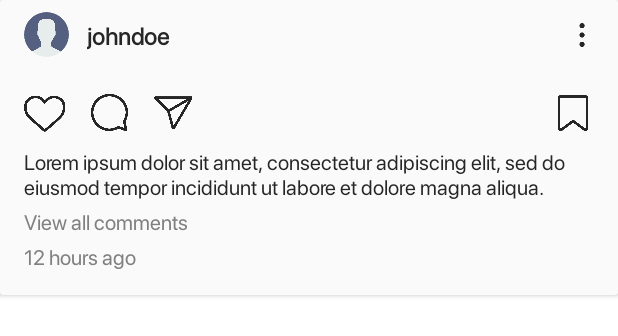
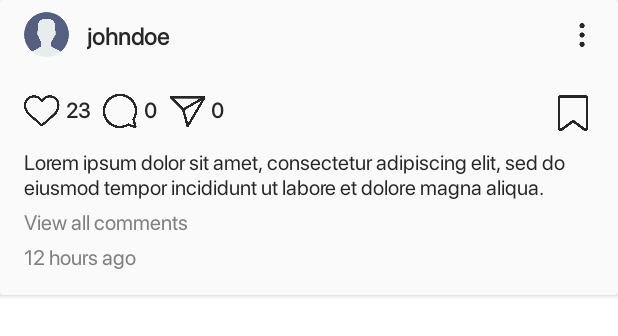
Before and after one commit to subhajit-rajak/instagram-clone, an Android app: the layout post_item_home.xml on its own in the app's theme, with its tools: preview values and no code run, on a phone screen of 412 x 824 dp. Shown: the top 336 px of the screen. Run offline under Robolectric (Android 15) with nearby library versions, the phone set to English and light mode, and no system bars; Roboto replaces fonts that are not available here.

Commit message:
Completed likes functionality and added comments object in firestore for further implementation

```diff
--- a/app/build.gradle.kts
+++ b/app/build.gradle.kts
@@ -48,8 +48,10 @@ dependencies {
     implementation(libs.androidx.activity)
     implementation(libs.androidx.constraintlayout)
     implementation(libs.firebase.auth)
+    implementation(libs.firebase.storage)
+    implementation(libs.firebase.database)
     implementation(libs.firebase.firestore)
-    implementation(libs.firebase.storage)
+    implementation(platform(libs.google.firebase.bom))
     implementation(libs.androidx.lifecycle.livedata.ktx)
     implementation(libs.androidx.lifecycle.viewmodel.ktx)
     implementation(libs.androidx.navigation.fragment.ktx)
--- a/app/src/main/res/layout/activity_posts.xml
+++ b/app/src/main/res/layout/activity_posts.xml
@@ -30,7 +30,7 @@
             android:layout_height="400dp"
             android:layout_marginTop="32dp"
             android:scaleType="fitCenter"
-            android:src="@drawable/add_post"
+            android:src="@drawable/upload_post"
             app:layout_constraintEnd_toEndOf="parent"
             app:layout_constraintStart_toStartOf="parent"
             app:layout_constraintTop_toBottomOf="@+id/materialToolbar"
--- a/app/src/main/res/layout/post_item_home.xml
+++ b/app/src/main/res/layout/post_item_home.xml
@@ -65,33 +65,75 @@
 
             <ImageView
                 android:id="@+id/like"
-                android:layout_width="28dp"
-                android:layout_height="28dp"
+                android:layout_width="24dp"
+                android:layout_height="24dp"
                 android:layout_marginStart="16dp"
                 android:layout_marginTop="16dp"
                 android:src="@drawable/heart"
                 app:layout_constraintStart_toStartOf="parent"
                 app:layout_constraintTop_toTopOf="parent" />
 
+            <TextView
+                android:id="@+id/like_count"
+                android:layout_width="wrap_content"
+                android:layout_height="wrap_content"
+                android:layout_marginStart="4dp"
+                android:text="23"
+                android:textColor="@color/black"
+                android:textSize="14sp"
+                android:textStyle="bold"
+                app:layout_constraintBottom_toBottomOf="@+id/like"
+                app:layout_constraintStart_toEndOf="@+id/like"
+                app:layout_constraintTop_toTopOf="@+id/like"
+                app:layout_constraintVertical_bias="0.35" />
+
             <ImageView
                 android:id="@+id/comment"
-                android:layout_width="26dp"
-                android:layout_height="26dp"
-                android:layout_marginStart="16dp"
+                android:layout_width="24dp"
+                android:layout_height="24dp"
+                android:layout_marginStart="8dp"
                 android:src="@drawable/chat"
-                app:tint="@color/black"
-                app:layout_constraintStart_toEndOf="@+id/like"
-                app:layout_constraintTop_toTopOf="@+id/like" />
+                app:layout_constraintStart_toEndOf="@+id/like_count"
+                app:layout_constraintTop_toTopOf="@+id/like"
+                app:tint="@color/black" />
+
+            <TextView
+                android:id="@+id/comment_count"
+                android:layout_width="wrap_content"
+                android:layout_height="wrap_content"
+                android:layout_marginStart="4dp"
+                android:text="@string/_0"
+                android:textColor="@color/black"
+                android:textSize="14sp"
+                android:textStyle="bold"
+                app:layout_constraintBottom_toBottomOf="@+id/like"
+                app:layout_constraintStart_toEndOf="@+id/comment"
+                app:layout_constraintTop_toTopOf="@+id/like"
+                app:layout_constraintVertical_bias="0.35" />
 
             <ImageView
                 android:id="@+id/share"
-                android:layout_width="26dp"
-                android:layout_height="26dp"
-                android:layout_marginStart="16dp"
+                android:layout_width="24dp"
+                android:layout_height="24dp"
+                android:layout_marginStart="8dp"
                 android:src="@drawable/send"
-                app:tint="@color/black"
-                app:layout_constraintStart_toEndOf="@+id/comment"
-                app:layout_constraintTop_toTopOf="@+id/comment" />
+                app:layout_constraintStart_toEndOf="@+id/comment_count"
+                app:layout_constraintTop_toTopOf="@+id/comment"
+                app:tint="@color/black" />
+
+            <TextView
+                android:id="@+id/share_count"
+                android:layout_width="wrap_content"
+                android:layout_height="wrap_content"
+                android:layout_marginStart="4dp"
+                android:text="@string/_0"
+                android:textColor="@color/black"
+                android:textSize="14sp"
+                android:textStyle="bold"
+                app:layout_constraintBottom_toBottomOf="@+id/like"
+                app:layout_constraintStart_toEndOf="@+id/share"
+                app:layout_constraintTop_toTopOf="@+id/like"
+                app:layout_constraintVertical_bias="0.35" />
 
             <ImageView
                 android:id="@+id/save"
--- a/app/src/main/res/layout/reel_dg.xml
+++ b/app/src/main/res/layout/reel_dg.xml
@@ -12,7 +12,7 @@
         android:layout_height="wrap_content"
         android:layout_marginStart="-16dp"
         android:layout_marginEnd="-16dp"
-        android:progress="30"
+        android:progress="45"
         android:progressBackgroundTint="#AEAEAE"
         android:progressTint="#FFFFFF"
         android:thumb="@android:color/transparent"
--- a/gradle/libs.versions.toml
+++ b/gradle/libs.versions.toml
@@ -1,5 +1,6 @@
 [versions]
 agp = "8.5.0"
+firebaseBomVersion = "33.5.1"
 kotlin = "1.9.0"
 coreKtx = "1.13.1"
 junit = "4.13.2"
@@ -21,6 +22,8 @@ legacySupportV4 = "1.0.0"
 
 [libraries]
 androidx-core-ktx = { group = "androidx.core", name = "core-ktx", version.ref = "coreKtx" }
+firebase-database = { module = "com.google.firebase:firebase-database" }
+google-firebase-bom = { module = "com.google.firebase:firebase-bom", version.ref = "firebaseBomVersion" }
 junit = { group = "junit", name = "junit", version.ref = "junit" }
 androidx-junit = { group = "androidx.test.ext", name = "junit", version.ref = "junitVersion" }
 androidx-espresso-core = { group = "androidx.test.espresso", name = "espresso-core", version.ref = "espressoCore" }
```
Also changed, not shown: app/src/main/java/com/subhajitrajak/instagramclone/adapters/PostAdapter.kt (+44 -10 lines), app/src/main/java/com/subhajitrajak/instagramclone/models/Comment.kt (added, +14 -0 lines), app/src/main/java/com/subhajitrajak/instagramclone/models/Post.kt (+6 -1 lines), app/src/main/java/com/subhajitrajak/instagramclone/uploads/Posts.kt (+18 -8 lines).
